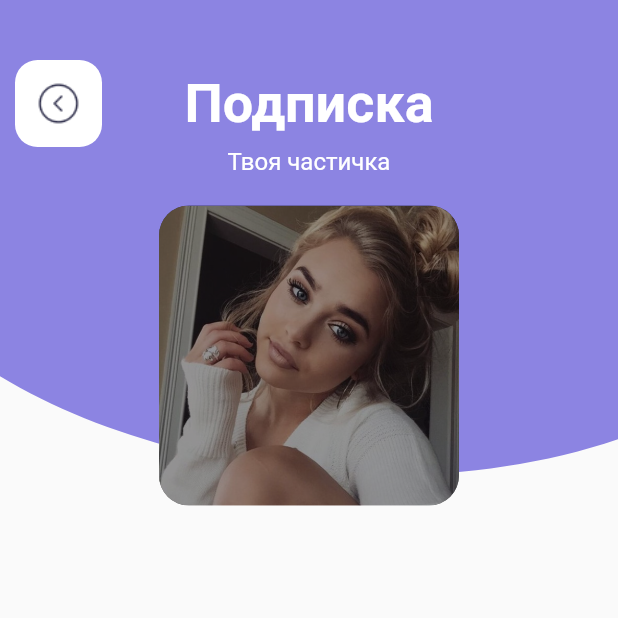
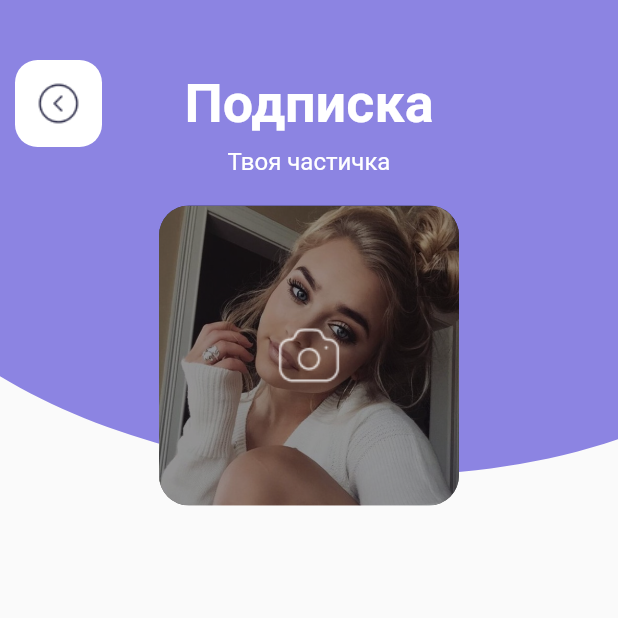
Before and after one commit to RostislavUlinets/audio_story, a Flutter app: the EditProfile screen opened directly, item 2 of the bottom bar chosen, after a tap on "Сохранить", on a phone screen of 412 x 824 dp, the top half of it. Run offline on Flutter 3.47's test engine with Material 2 defaults, Android fonts, the phone set to English and light mode, and no system bars; our stand-ins replace cloud_firestore, file_picker, firebase_auth, firebase_core, firebase_storage, mask_text_input_formatter; accounts and stored records are empty.

Commit message:
Change image realisation

```diff
--- a/audio_story/lib/screens/profile/edit_profile.dart
+++ b/audio_story/lib/screens/profile/edit_profile.dart
@@ -1,3 +1,6 @@
+import 'dart:developer';
+import 'dart:io';
+
 import 'package:audio_story/Colors/colors.dart';
 import 'package:audio_story/models/user.dart';
 import 'package:audio_story/provider/navigation_provider.dart';
@@ -6,11 +9,18 @@ import 'package:audio_story/service/database.dart';
 import 'package:audio_story/widgets/bottomnavbar.dart';
 import 'package:audio_story/widgets/custom_paint.dart';
 import 'package:audio_story/widgets/side_menu.dart';
+import 'package:file_picker/file_picker.dart';
 import 'package:firebase_auth/firebase_auth.dart';
+import 'package:firebase_storage/firebase_storage.dart';
 import 'package:flutter/material.dart';
 import 'package:mask_text_input_formatter/mask_text_input_formatter.dart';
 import 'package:audio_story/models/auth.dart';
 import 'package:provider/provider.dart';
+import 'package:path/path.dart';
+
+late File file;
+User? currentUser = FirebaseAuth.instance.currentUser;
+String uid = FirebaseAuth.instance.currentUser!.uid;
 
 class EditProfile extends StatefulWidget {
   const EditProfile({Key? key}) : super(key: key);
@@ -21,7 +31,6 @@ class EditProfile extends StatefulWidget {
 
 class _ProfileState extends State<EditProfile> {
   final AuthService _auth = AuthService.instance;
-  User? currentUser = FirebaseAuth.instance.currentUser;
   DatabaseService dataBase =
       DatabaseService(FirebaseAuth.instance.currentUser!.uid);
   final _userName = TextEditingController();
@@ -89,6 +98,12 @@ class _ProfileState extends State<EditProfile> {
                   ClipRRect(
                     borderRadius: BorderRadius.circular(20),
                     child: Container(
+                      child: IconButton(
+                        onPressed: () {
+                          selectFile();
+                        },
+                        icon: Image.asset('assets/Camera.png'),
+                      ),
                       height: 200,
                       width: 200,
                       decoration: BoxDecoration(
@@ -139,10 +154,63 @@ class _ProfileState extends State<EditProfile> {
                   ),
                   TextButton(
                     onPressed: () {
-                      final phone = _phoneController.text.trim();
-                      dataBase.updateUserData(_userName.text, phone);
-                      AuthService.instance.loginUser(phone, context);
-                      navigation.changeScreen('/profile');
+                      /*final _codeController = TextEditingController();
+                      if (_phoneController.toString() != null) {
+                        FirebaseAuth.instance.verifyPhoneNumber(
+                            phoneNumber: _phoneController.toString(),
+                            timeout: const Duration(minutes: 2),
+                            verificationCompleted: (credential) async {
+                              await (await FirebaseAuth.instance.currentUser!)
+                                  .updatePhoneNumber(credential);
+                              // either this occurs or the user needs to manually enter the SMS code
+                            },
+                            verificationFailed:
+                                (FirebaseAuthException exception) {
+                              log(exception.toString());
+                            },
+                            codeSent:
+                                (String verificationId, int? resendToken) {
+                              showDialog(
+                                context: context,
+                                barrierDismissible: false,
+                                builder: (context) {
+                                  return AlertDialog(
+                                    title: const Text("Give the code?"),
+                                    content: Column(
+                                      mainAxisSize: MainAxisSize.min,
+                                      children: <Widget>[
+                                        TextField(
+                                          controller: _codeController,
+                                        ),
+                                      ],
+                                    ),
+                                    actions: <Widget>[
+                                      FlatButton(
+                                        child: const Text("Confirm"),
+                                        textColor: Colors.white,
+                                        color: Colors.blue,
+                                        onPressed: () async {
+                                          final code =
+                                              _codeController.text.trim();
+                                          AuthCredential credential =
+                                              PhoneAuthProvider.credential(
+                                                  verificationId:
+                                                      verificationId,
+                                                  smsCode: code);
+                                        },
+                                      )
+                                    ],
+                                  );
+                                },
+                              );
+                            },
+                            codeAutoRetrievalTimeout: (String verificationId) {});
+                      }*/
+                      //final phone = _phoneController.text.trim();
+                      //dataBase.updateUserData(_userName.text, phone);
+                      uploadFile();
+                      //AuthService.instance.loginUser(phone, context);
+                      //navigation.changeScreen('/profile');
                     },
                     child: const Text(
                       "Сохранить",
@@ -167,3 +235,40 @@ Future<Widget> userName() async {
     style: TextStyle(fontSize: 24),
   );
 }
+
+Future selectFile() async {
+  final result = await FilePicker.platform.pickFiles(allowMultiple: false);
+
+  if (result == null) return;
+
+  final path = result.files.single.path;
+
+  file = File(path!);
+}
+
+Future uploadFile() async {
+  if (file == null) return;
+
+  final fileName = basename(file.path);
+
+  final destination = 'Avatars/$uid/avatar.jpg';
+
+  FirebaseApi.uploadFile(destination, file);
+}
+
+class FirebaseApi {
+  static UploadTask? uploadFile(String destination, File file) {
+    try {
+      final ref = FirebaseStorage.instance.ref(destination);
+      return ref.putFile(file);
+    } on FirebaseException catch (e) {
+      return null;
+    }
+  }
+}
+
+Future<void> downloadURLExample() async {
+  String downloadURL = await FirebaseStorage.instance
+      .ref('Avatars/$uid/avatar.jpg')
+      .getDownloadURL();
+}
--- a/audio_story/pubspec.yaml
+++ b/audio_story/pubspec.yaml
@@ -38,6 +38,8 @@ dependencies:
   provider: ^6.0.1
   mask_text_input_formatter: ^2.0.0
   cloud_firestore: ^3.1.0
+  firebase_storage: ^10.1.0
+  file_picker: ^4.2.2+1
 
 dev_dependencies:
   flutter_test:
```
Also changed, not shown: audio_story/lib/screens/profile/profile.dart (+14 -14 lines), audio_story/lib/models/auth.dart (line endings or trailing spaces), audio_story/pubspec.lock.
